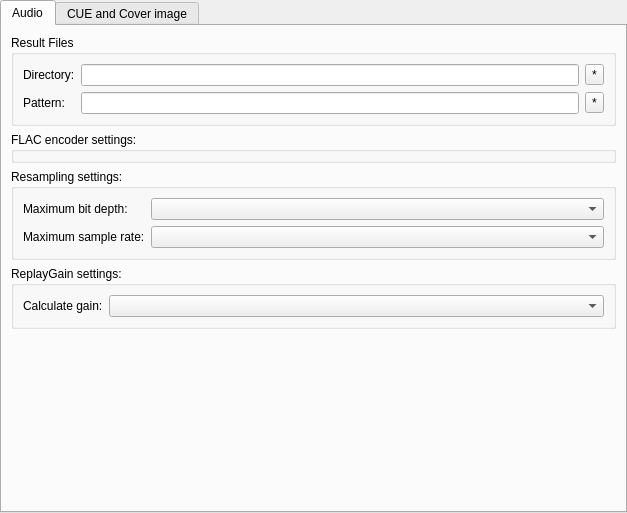
First picture: the form in gui/preferences/profilespage/profiletabwidget.ui, repository flacon/flacon, before the edit.
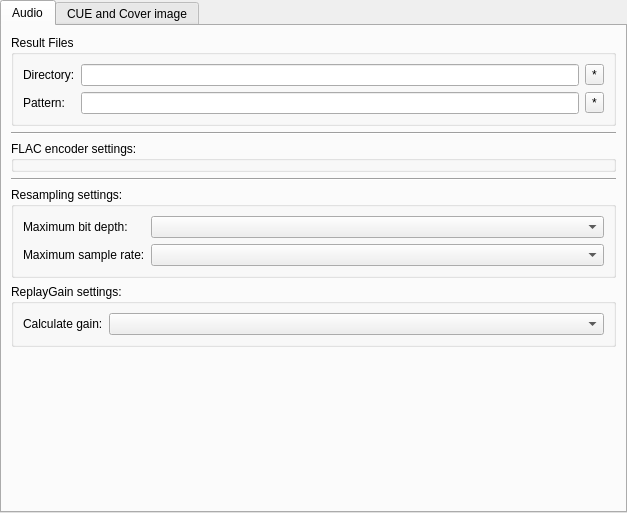
Second picture: the form after the edit. The open tabs and pages were chosen to show the change. Custom widgets are drawn as their Qt base class.

Commit message: Hide embededCoverGroupBox group if format doesn't support it

What changed in the file:
```diff
--- a/gui/preferences/profilespage/profiletabwidget.ui
+++ b/gui/preferences/profilespage/profiletabwidget.ui
@@ -119,6 +119,13 @@
       </layout>
      </widget>
     </item>
+    <item>
+     <widget class="Line" name="line_2">
+      <property name="orientation">
+       <enum>Qt::Horizontal</enum>
+      </property>
+     </widget>
+    </item>
     <item>
      <widget class="QGroupBox" name="encoderGroup">
       <property name="title">
@@ -129,6 +136,13 @@
       </property>
      </widget>
     </item>
+    <item>
+     <widget class="Line" name="encoderGroupLine">
+      <property name="orientation">
+       <enum>Qt::Horizontal</enum>
+      </property>
+     </widget>
+    </item>
     <item>
      <widget class="QGroupBox" name="resampleGroup">
       <property name="title">
```
Left out of the diff: 2 changed lines with no effect on the pictures. The commit also changes 2 other files.
